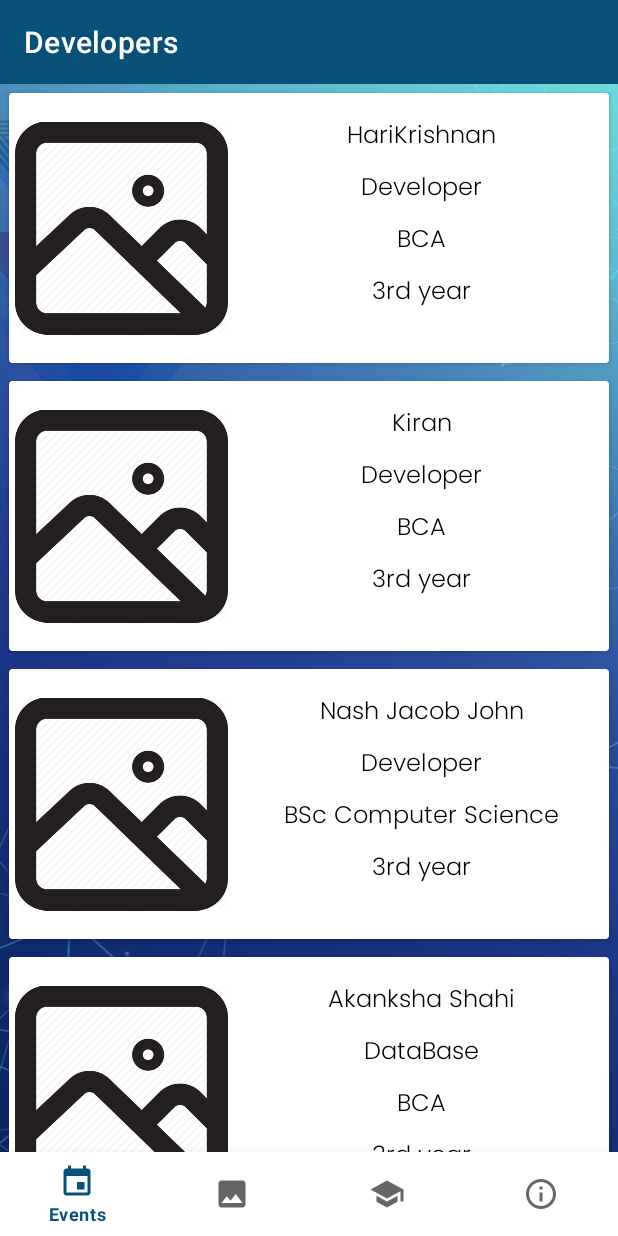
After one commit to krnsree/TechUtsav2k20, an Android app: the fragment DevInfoFragment placed in its activity, on a phone screen of 412 x 824 dp. The commit adds this screen. Run offline under Robolectric (Android 15) with nearby library versions, the phone set to English and light mode, and no system bars; our stand-ins replace Firebase (no records; nobody signed in at launch, a user with empty details on screens opened directly), Shimmer.

Commit message:
completed developer portal:

```diff
--- /dev/null
+++ b/app/src/main/java/com/example/techutsav/adapters/DevInfoRecyclerViewAdapter.java
@@ -0,0 +1,85 @@
+package com.example.techutsav.adapters;
+
+import android.content.Context;
+import android.view.LayoutInflater;
+import android.view.View;
+import android.view.ViewGroup;
+import android.widget.ImageView;
+import android.widget.TextView;
+
+import androidx.annotation.NonNull;
+import androidx.fragment.app.FragmentActivity;
+import androidx.recyclerview.widget.RecyclerView;
+
+import com.example.techutsav.R;
+import com.example.techutsav.models.DevDataCell;
+
+import java.util.ArrayList;
+
+public class DevInfoRecyclerViewAdapter extends RecyclerView.Adapter<DevInfoRecyclerViewAdapter.ViewHolder> {
+
+    Context context;
+    ArrayList<DevDataCell> devList;
+    FragmentActivity activity;
+
+
+
+
+
+    public DevInfoRecyclerViewAdapter(Context context, ArrayList<DevDataCell> devList, FragmentActivity activity){
+
+        this.context = context;
+        this.devList = devList;
+        this.activity = activity;
+
+    }
+
+
+
+    @NonNull
+    @Override
+    public ViewHolder onCreateViewHolder(@NonNull ViewGroup parent, int viewType) {
+
+        View view = LayoutInflater.from(parent.getContext()).inflate(R.layout.dev_info_card,parent,false);
+        return new DevInfoRecyclerViewAdapter.ViewHolder(view);
+    }
+
+    @Override
+    public void onBindViewHolder(@NonNull ViewHolder holder, int position) {
+
+
+        holder.name.setText(devList.get(position).getName());
+        holder.designation.setText(devList.get(position).getDesination());
+        holder.dept.setText(devList.get(position).getDept());
+        holder.year.setText(devList.get(position).getYear());
+    }
+
+    @Override
+    public int getItemCount() {
+        return devList.size();
+    }
+
+
+    public class ViewHolder extends RecyclerView.ViewHolder {
+
+         ImageView image;
+         TextView  name;
+         TextView  designation;
+         TextView  dept;
+         TextView  year;
+
+
+        public ViewHolder(@NonNull View itemView) {
+
+            super(itemView);
+
+            image = itemView.findViewById(R.id.dev_img);
+            name = itemView.findViewById(R.id.dev_name);
+            designation = itemView.findViewById(R.id.dev_designation);
+            dept = itemView.findViewById(R.id.dev_dept);
+            year = itemView.findViewById(R.id.dev_year);
+
+
+        }
+    }
+}
--- /dev/null
+++ b/app/src/main/java/com/example/techutsav/fragments/DevInfoFragment.java
@@ -0,0 +1,91 @@
+package com.example.techutsav.fragments;
+
+
+import android.os.Bundle;
+
+import androidx.fragment.app.Fragment;
+import androidx.recyclerview.widget.LinearLayoutManager;
+import androidx.recyclerview.widget.RecyclerView;
+
+import android.util.Log;
+import android.view.LayoutInflater;
+import android.view.View;
+import android.view.ViewGroup;
+
+import com.example.techutsav.R;
+import com.example.techutsav.adapters.DevInfoRecyclerViewAdapter;
+import com.example.techutsav.models.DevDataCell;
+
+import java.util.ArrayList;
+
+
+/**
+ * A simple {@link Fragment} subclass.
+ */
+public class DevInfoFragment extends Fragment {
+
+    RecyclerView devRecycler;
+    DevInfoRecyclerViewAdapter adapter;
+    ArrayList<DevDataCell> dList = new ArrayList<>();
+
+
+    final int dev_img[] = {};
+
+    final String dev_name[] = {"HariKrishnan","Kiran","Nash Jacob John","Akanksha Shahi","Sivani Rupvat","Rahul R Y","Rahul Raj" };
+    final String dev_designation[] = {"Developer","Developer","Developer","DataBase","DataBase","Designer","Designer"};
+    final String dev_dept[] = {"BCA","BCA","BSc Computer Science","BCA","BCA","BCA","BCA" };
+    final String dev_year[] = {"3rd year","3rd year","3rd year","3rd year","3rd year","2nd year","3rd year" };
+
+
+
+    public DevInfoFragment() { }
+
+
+    @Override
+    public View onCreateView(LayoutInflater inflater, ViewGroup container,
+                             Bundle savedInstanceState) {
+        // Inflate the layout for this fragment
+
+        View view = inflater.inflate(R.layout.fragment_info, container, false);
+
+        devRecycler = view.findViewById(R.id.dev_recycler);
+        devRecycler.setHasFixedSize(true);
+        devRecycler.setLayoutManager(new LinearLayoutManager(getContext()));
+
+         dList.addAll(getDevData());
+
+        adapter = new DevInfoRecyclerViewAdapter(getContext(), dList, getActivity());
+        devRecycler.setAdapter(adapter);
+
+
+
+
+
+        return view;
+
+
+    }
+
+    ArrayList<DevDataCell> getDevData(){
+
+         ArrayList<DevDataCell> devList = new ArrayList<>();
+        for(int i = 0; i < dev_name.length; i++){
+
+              DevDataCell cell = new DevDataCell();
+              //cell.setImg(dev_img[i]);
+              cell.setName(dev_name[i]);
+              cell.setDesination(dev_designation[i]);
+              cell.setDept(dev_dept[i]);
+              cell.setYear(dev_year[i]);
+
+              devList.add(cell);
+              Log.i("DevInfo","Setting");
+
+
+          }
+
+          return devList;
+    }
+
+
+}
--- a/app/src/main/java/com/example/techutsav/fragments/EventFragment.java
+++ b/app/src/main/java/com/example/techutsav/fragments/EventFragment.java
@@ -170,7 +170,7 @@ public class EventFragment extends Fragment {
         switch (item.getItemId()) {
 
             case R.id.event_action_info:
-                ((NavigationHost) getActivity()).navigateTo(new InfoFragment(), true);
+                ((NavigationHost) getActivity()).navigateTo(new DevInfoFragment(), true);
                 return true;
             case R.id.event_action_registration:
                 ((NavigationHost) getActivity()).navigateTo(new RegistrationFragment(), true);
--- a/app/src/main/java/com/example/techutsav/fragments/Event_Page.java
+++ b/app/src/main/java/com/example/techutsav/fragments/Event_Page.java
@@ -137,6 +137,8 @@ public class Event_Page extends Fragment {
 
             ActionBar actionBar = ((AppCompatActivity) getActivity()).getSupportActionBar();
             if (actionBar != null) {
+                actionBar.setDisplayHomeAsUpEnabled(true);
+
             }
         }
 
--- a/app/src/main/java/com/example/techutsav/fragments/InfoFragment.java
+++ /dev/null
@@ -1,33 +0,0 @@
-package com.example.techutsav.fragments;
-
-
-import android.os.Bundle;
-
-import androidx.fragment.app.Fragment;
-
-import android.view.LayoutInflater;
-import android.view.View;
-import android.view.ViewGroup;
-
-import com.example.techutsav.R;
-
-
-/**
- * A simple {@link Fragment} subclass.
- */
-public class InfoFragment extends Fragment {
-
-
-    public InfoFragment() {
-        // Required empty public constructor
-    }
-
-
-    @Override
-    public View onCreateView(LayoutInflater inflater, ViewGroup container,
-                             Bundle savedInstanceState) {
-        // Inflate the layout for this fragment
-        return inflater.inflate(R.layout.fragment_info, container, false);
-    }
-
-}
--- a/app/src/main/java/com/example/techutsav/fragments/RegistrationFragment.java
+++ b/app/src/main/java/com/example/techutsav/fragments/RegistrationFragment.java
@@ -29,5 +29,4 @@ public class RegistrationFragment extends Fragment {
         // Inflate the layout for this fragment
         return inflater.inflate(R.layout.fragment_registration, container, false);
     }
-
 }
--- /dev/null
+++ b/app/src/main/java/com/example/techutsav/models/DevDataCell.java
@@ -0,0 +1,54 @@
+package com.example.techutsav.models;
+
+import android.util.Log;
+
+public class DevDataCell {
+
+    int img;
+    String name;
+    String designation;
+    String dept;
+    String year;
+
+    public int getImg() {
+        return img;
+    }
+
+    public void setImg(int img) {
+        this.img = img;
+    }
+
+    public String getName() {
+        Log.i("DevInfo","Sending");
+        return name;
+    }
+
+    public void setName(String name) {
+        Log.i("DevInfo","Received");
+        this.name = name;
+    }
+
+    public String getDesination() {
+        return designation;
+    }
+
+    public void setDesination(String desination) {
+        this.designation = desination;
+    }
+
+    public String getDept() {
+        return dept;
+    }
+
+    public void setDept(String dept) {
+        this.dept = dept;
+    }
+
+    public String getYear() {
+        return year;
+    }
+
+    public void setYear(String year) {
+        this.year = year;
+    }
+}
--- /dev/null
+++ b/app/src/main/res/layout/dev_info_card.xml
@@ -0,0 +1,96 @@
+<?xml version="1.0" encoding="utf-8"?>
+<androidx.cardview.widget.CardView
+    xmlns:android="http://schemas.android.com/apk/res/android"
+    xmlns:app="http://schemas.android.com/apk/res-auto"
+    android:orientation="vertical"
+    android:layout_width="match_parent"
+    android:layout_height="180dp"
+    android:layout_margin="6dp">
+
+    <androidx.constraintlayout.widget.ConstraintLayout
+        android:layout_width="match_parent"
+        android:layout_height="wrap_content">
+
+        <ImageView
+            android:id="@+id/dev_img"
+            android:layout_width="150dp"
+            android:layout_height="wrap_content"
+            android:src="@drawable/placeholder"
+            app:layout_constraintBottom_toBottomOf="parent"
+            app:layout_constraintStart_toStartOf="parent"
+            app:layout_constraintTop_toTopOf="parent"
+            app:layout_constraintVertical_bias="0.0"
+            android:padding="4dp"/>
+
+        <TextView
+            android:id="@+id/dev_name"
+            android:layout_width="wrap_content"
+            android:layout_height="wrap_content"
+            android:layout_marginTop="16dp"
+            android:fontFamily="@font/poppins_light"
+            android:gravity="center"
+            android:text="@string/dev_name"
+            android:textColor="#000000"
+            android:textSize="16sp"
+            android:textStyle="normal"
+            app:layout_constraintEnd_toEndOf="parent"
+            app:layout_constraintStart_toEndOf="@+id/dev_img"
+            app:layout_constraintTop_toTopOf="parent" />
+
+        <TextView
+            android:id="@+id/dev_designation"
+            android:layout_width="wrap_content"
+            android:layout_height="wrap_content"
+            android:layout_marginTop="8dp"
+            android:fontFamily="@font/poppins_light"
+            android:gravity="center"
+            android:text="@string/dev_designation"
+            android:textColor="#000000"
+            android:textSize="16sp"
+            android:textStyle="normal"
+            app:layout_constraintEnd_toEndOf="parent"
+            app:layout_constraintStart_toEndOf="@+id/dev_img"
+            app:layout_constraintTop_toBottomOf="@+id/dev_name" />
+
+        <TextView
+            android:id="@+id/dev_dept"
+            android:layout_width="wrap_content"
+            android:layout_height="wrap_content"
+            android:layout_marginTop="8dp"
+            android:fontFamily="@font/poppins_light"
+            android:gravity="center"
+            android:text="@string/dev_dept"
+            android:textColor="#000000"
+            android:textSize="16sp"
+            android:textStyle="normal"
+            app:layout_constraintEnd_toEndOf="parent"
+            app:layout_constraintStart_toEndOf="@+id/dev_img"
+            app:layout_constraintTop_toBottomOf="@+id/dev_designation" />
+
+        <TextView
+            android:id="@+id/dev_year"
+            android:layout_width="wrap_content"
+            android:layout_height="wrap_content"
+            android:layout_marginTop="8dp"
+            android:fontFamily="@font/poppins_light"
+            android:gravity="center"
+            android:text="@string/dev_year"
+            android:textColor="#000000"
+            android:textSize="16sp"
+            android:textStyle="normal"
+            app:layout_constraintBottom_toBottomOf="parent"
+            app:layout_constraintEnd_toEndOf="parent"
+            app:layout_constraintStart_toEndOf="@+id/dev_img"
+            app:layout_constraintTop_toBottomOf="@+id/dev_dept"
+            app:layout_constraintVertical_bias="0.0" />
+
+
+    </androidx.constraintlayout.widget.ConstraintLayout>
+
+
+
+
+
+
+
+</androidx.cardview.widget.CardView>
--- a/app/src/main/res/layout/fragment_event.xml
+++ b/app/src/main/res/layout/fragment_event.xml
@@ -37,8 +37,7 @@
                 android:layout_height="?attr/actionBarSize"
                 app:layout_collapseMode="pin"
                 app:popupTheme="@style/ThemeOverlay.AppCompat.Light"
-                android:layout_marginTop="20dp"
-                />
+                android:layout_marginTop="20dp" />
 
         </com.google.android.material.appbar.CollapsingToolbarLayout>
 
--- a/app/src/main/res/layout/fragment_info.xml
+++ b/app/src/main/res/layout/fragment_info.xml
@@ -1,14 +1,32 @@
 <?xml version="1.0" encoding="utf-8"?>
-<FrameLayout xmlns:android="http://schemas.android.com/apk/res/android"
+<LinearLayout xmlns:android="http://schemas.android.com/apk/res/android"
     xmlns:tools="http://schemas.android.com/tools"
     android:layout_width="match_parent"
     android:layout_height="match_parent"
-    tools:context=".fragments.InfoFragment">
+    xmlns:app="http://schemas.android.com/apk/res-auto"
+    android:orientation="vertical"
+    tools:context=".fragments.DevInfoFragment">
 
-    <!-- TODO: Update blank fragment layout -->
-    <TextView
+
+
+       <com.google.android.material.appbar.MaterialToolbar
+           android:layout_width="match_parent"
+           android:layout_height="?attr/actionBarSize"
+           android:background="@color/colorPrimary"
+           app:title="@string/dev_toolbar_title"
+           app:titleTextColor="#ffffff"/>
+
+     <androidx.core.widget.NestedScrollView
         android:layout_width="match_parent"
         android:layout_height="match_parent"
-        android:text="@string/hello_blank_fragment" />
+        android:layout_marginBottom="56dp">
 
-</FrameLayout>
+
+        <androidx.recyclerview.widget.RecyclerView
+            android:id="@+id/dev_recycler"
+            android:layout_width="match_parent"
+            android:layout_height="match_parent" />
+
+        </androidx.core.widget.NestedScrollView>
+
+</LinearLayout>
--- a/app/src/main/res/layout/fragment_registration.xml
+++ b/app/src/main/res/layout/fragment_registration.xml
@@ -1,14 +1,26 @@
 <?xml version="1.0" encoding="utf-8"?>
-<FrameLayout xmlns:android="http://schemas.android.com/apk/res/android"
+<LinearLayout xmlns:android="http://schemas.android.com/apk/res/android"
     xmlns:tools="http://schemas.android.com/tools"
     android:layout_width="match_parent"
     android:layout_height="match_parent"
+    xmlns:app="http://schemas.android.com/apk/res-auto"
+    android:orientation="vertical"
     tools:context=".fragments.RegistrationFragment">
 
     <!-- TODO: Update blank fragment layout -->
+    <com.google.android.material.appbar.MaterialToolbar
+        android:layout_width="match_parent"
+        android:layout_height="wrap_content"
+        android:background="@color/colorPrimary"
+        app:title="@string/reg_toolbar_title"
+        app:titleTextColor="#ffffff"/>
+
     <TextView
         android:layout_width="match_parent"
         android:layout_height="match_parent"
-        android:text="@string/hello_blank_fragment" />
+        android:text="@string/reg_msg"
+        android:gravity="center"
+        android:textSize="36sp"
+        android:textStyle="bold"/>
 
-</FrameLayout>
+</LinearLayout>
--- a/app/src/main/res/menu/event_acton_bar.xml
+++ b/app/src/main/res/menu/event_acton_bar.xml
@@ -1,11 +1,9 @@
 <?xml version="1.0" encoding="utf-8"?>
-<menu xmlns:app="http://schemas.android.com/apk/res-auto"
-    xmlns:android="http://schemas.android.com/apk/res/android">
+<menu xmlns:android="http://schemas.android.com/apk/res/android">
 
 
     <item
         android:id="@+id/event_action_registration"
-        android:icon="@drawable/top_nav_registration_icon"
         android:title="@string/top_nav_registration" />
 
 
--- a/app/src/main/res/values/strings.xml
+++ b/app/src/main/res/values/strings.xml
@@ -32,5 +32,21 @@
     //About
     <string name="about_title">About</string>
 
+    //Registration
+    <string name="reg_toolbar_title">Registration</string>
+    <string name="reg_msg">Will be Updated Soon</string>
+
+
+    //DevInfoCard
+    <string name="dev_name">Name</string>
+    <string name="dev_designation">Designation</string>
+    <string name="dev_dept">Department</string>
+    <string name="dev_year">Year</string>
+
+    //DevInfo
+    <string name="dev_toolbar_title">Developers</string>
+
+
+
 
 </resources>
```
